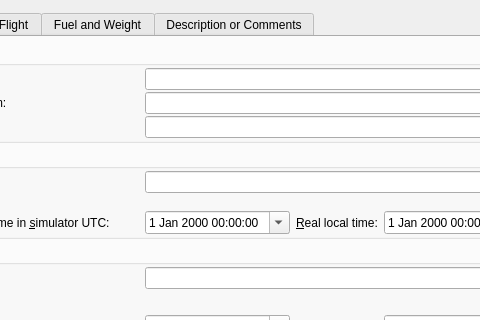
albar965/littlenavmap, file src/logbook/logdatadialog.ui: the form before one commit; both pictures show x 86 to 566 and y 0 to 320 of the 756 by 570 pixel window.
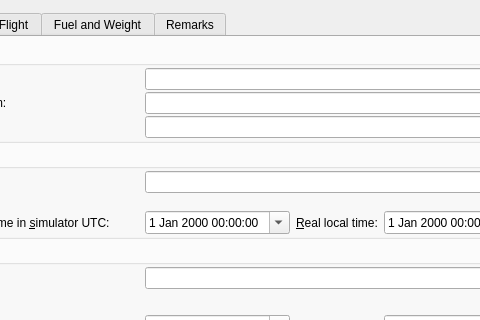
The form after the commit.

Commit message: Changed all comment/description field names to "Remarks" for consistency. Put userpoint menu items into sub in map context menu. Added tooltip for flight plan remarks.

Patch:
```diff
--- a/src/logbook/logdatadialog.ui
+++ b/src/logbook/logdatadialog.ui
@@ -1304,7 +1304,7 @@
      </widget>
      <widget class="QWidget" name="tabDescription">
       <attribute name="title">
-       <string>Description or Comments</string>
+       <string>Remarks</string>
       </attribute>
       <layout class="QHBoxLayout" name="horizontalLayout">
        <property name="leftMargin">
```
The commit also changes 10 other files.
